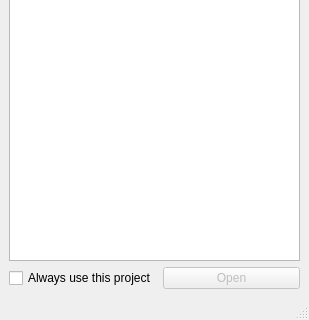
Before: the Qt Designer form Platan/PlatanUI/projectswindow.ui in agabor/platan, drawn with Qt 5; both pictures show x 0 to 309 and y 280 to 600 of the 309 by 600 pixel window.
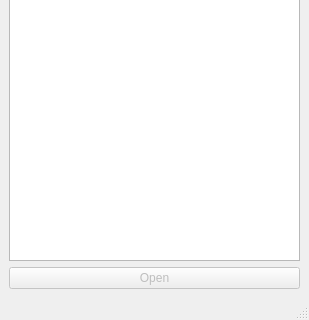
After: the same form once the commit is applied. Icons and pictures are not drawn.

Patch:
```diff
--- a/Platan/PlatanUI/projectswindow.ui
+++ b/Platan/PlatanUI/projectswindow.ui
@@ -30,13 +30,6 @@
     </item>
     <item>
      <layout class="QHBoxLayout" name="horizontalLayout">
-      <item>
-       <widget class="QCheckBox" name="checkBox">
-        <property name="text">
-         <string>Always use this project</string>
-        </property>
-       </widget>
-      </item>
       <item>
        <widget class="QPushButton" name="openButton">
         <property name="enabled">
```
Left out of the diff: 2 changed lines with no effect on the pictures.
